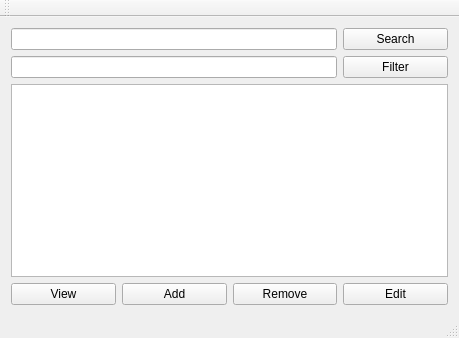
AlexanderJosep/skil-3, file Skil3/mainwindow.ui: the form before one commit.
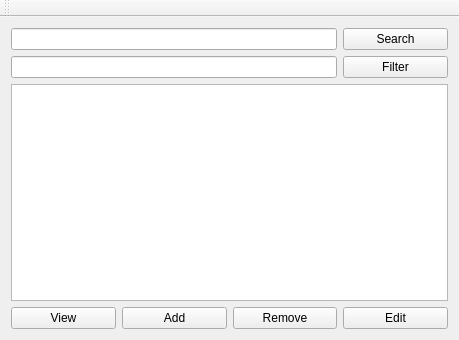
The form after the commit.

```diff
--- a/Skil3/mainwindow.ui
+++ b/Skil3/mainwindow.ui
@@ -7,7 +7,7 @@
     <x>0</x>
     <y>0</y>
     <width>459</width>
-    <height>338</height>
+    <height>340</height>
    </rect>
   </property>
   <property name="windowTitle">
@@ -99,7 +99,6 @@
     <bool>false</bool>
    </attribute>
   </widget>
-  <widget class="QStatusBar" name="statusBar"/>
  </widget>
  <layoutdefault spacing="6" margin="11"/>
  <resources/>
```
